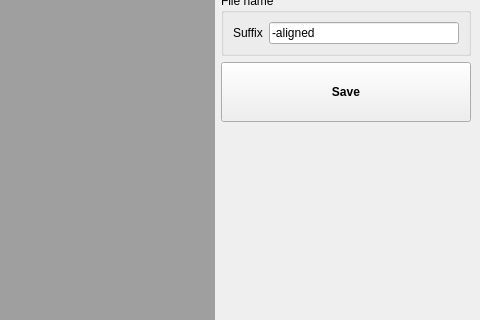
First picture: the form in Source/flim-ui/RealignmentStudio.ui, repository flimfit/Galene, before the edit; both pictures show x 765 to 1245 and y 243 to 563 of the 1245 by 644 pixel window.
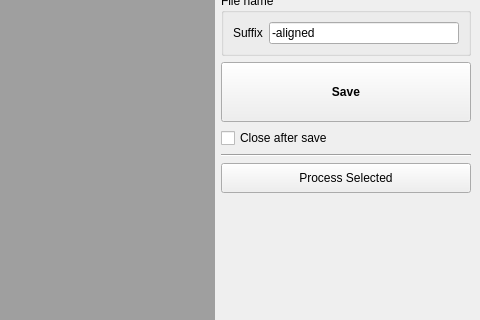
Second picture: the form after the edit.

What changed in the file:
```diff
--- a/Source/flim-ui/RealignmentStudio.ui
+++ b/Source/flim-ui/RealignmentStudio.ui
@@ -252,6 +252,33 @@
          </property>
         </widget>
        </item>
+       <item>
+        <widget class="QCheckBox" name="close_after_save_check">
+         <property name="text">
+          <string>Close after save</string>
+         </property>
+        </widget>
+       </item>
+       <item>
+        <widget class="Line" name="line">
+         <property name="orientation">
+          <enum>Qt::Horizontal</enum>
+         </property>
+        </widget>
+       </item>
+       <item>
+        <widget class="QPushButton" name="process_selected_button">
+         <property name="minimumSize">
+          <size>
+           <width>0</width>
+           <height>30</height>
+          </size>
+         </property>
+         <property name="text">
+          <string>Process Selected</string>
+         </property>
+        </widget>
+       </item>
        <item>
         <spacer name="verticalSpacer">
          <property name="orientation">
```
Left out of the diff: 10 changed lines with no effect on the pictures.
